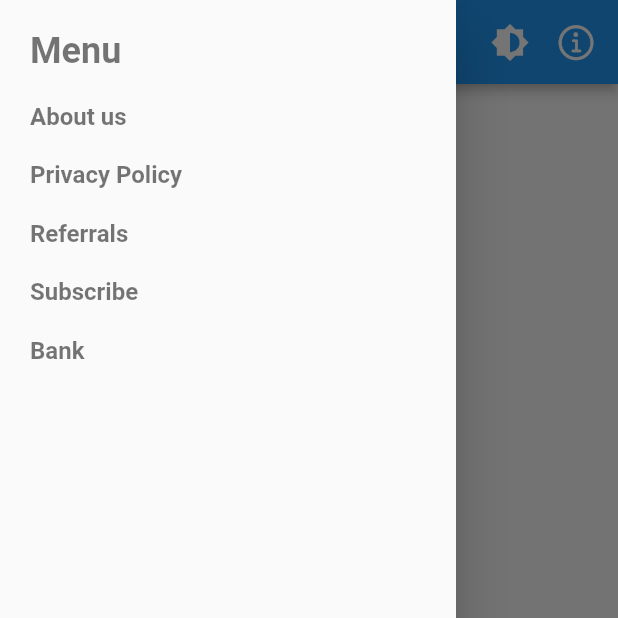
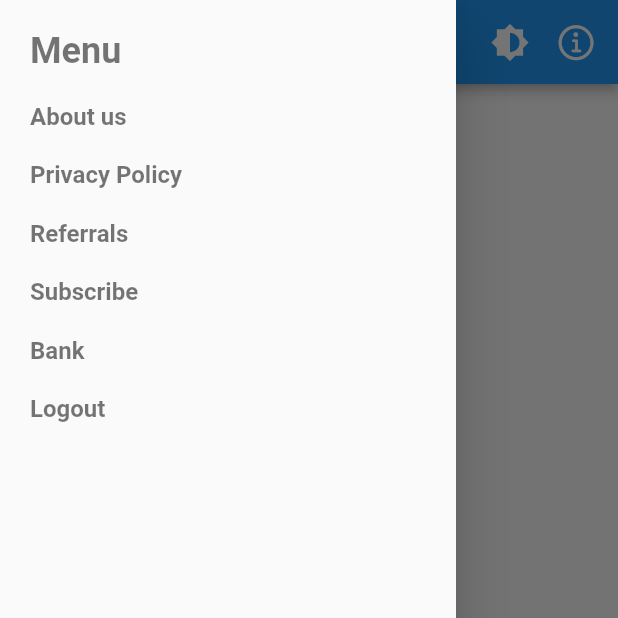
Before and after one commit to talkbiz/brandokonnect, a Flutter app: the HomeScreen screen opened directly, with the side drawer open, on a phone screen of 412 x 824 dp, the top half of it. Run offline on Flutter 3.47's test engine with Material 2 defaults, Android fonts, the phone set to English and light mode, and no system bars; our stand-ins replace app_links, csv, firebase_core, firebase_remote_config, flutter_svg, get and 4 more; accounts and stored records are empty.

Commit message:
#Added Logout button

```diff
--- a/lib/screens/InAppWebView.dart
+++ b/lib/screens/InAppWebView.dart
@@ -169,8 +169,7 @@ class _InAppWebViewState extends State<InAppWebView> {
             },
             onPageStarted: (String url) {
 
-
-
+              if (!mounted) return;
               setState(() {
 
               });
@@ -179,7 +178,7 @@ class _InAppWebViewState extends State<InAppWebView> {
             onPageFinished: (String url) {
 
               print('Page finished loading: $url');
-            }));;
+            }));
 
     _controller = controller;
     _controller.loadRequest(Uri.parse(widget.url));
--- a/lib/screens/home_screen.dart
+++ b/lib/screens/home_screen.dart
@@ -33,7 +33,8 @@ class HomeScreen extends StatelessWidget {
       appBar: AppBar(
         leading: GestureDetector(
             onTap: () => _scaffoldKey.currentState?.openDrawer(),
-            child: Icon(Icons.menu)),
+            child: Icon(Icons.menu)
+        ),
         title: Image.asset(
           'assets/images/logo.jpeg',
           fit: BoxFit.scaleDown,
--- a/lib/widgets/drawer.dart
+++ b/lib/widgets/drawer.dart
@@ -2,10 +2,12 @@ import 'package:flutter/material.dart';
 import 'package:flutter_svg/svg.dart';
 import 'package:get/get.dart';
 import 'package:get/get_core/src/get_main.dart';
+import 'package:vpn_basic_project/helpers/pref.dart';
 import 'package:vpn_basic_project/helpers/url_launcher.dart';
 import 'package:vpn_basic_project/main.dart';
 import 'package:vpn_basic_project/screens/InAppWebView.dart';
 import 'package:vpn_basic_project/screens/about_us.dart';
+import 'package:vpn_basic_project/screens/splash_screen.dart';
 
 import '../screens/connect.dart';
 
@@ -115,11 +117,29 @@ class HomeDrawer extends StatelessWidget {
                     Navigator.push(
                       context,
                       MaterialPageRoute(
-                        builder: (ctx) => InAppWebView(url: "https://brandokonnect.com/bank.php", name: 'Bank',),
+                        builder: (ctx) => InAppWebView(url: "https://brandokonnect.com/bank.php", name: 'Bank'),
                       ),
                     ),
                 child: Text(
                   "Bank",
+                  style: TextStyle(
+                      color: Theme.of(context).lightText,
+                      fontWeight: FontWeight.w700,
+                      fontSize: 16),
+                ),
+              ),
+              SizedBox(
+                height: 20,
+              ),
+              GestureDetector(
+                onTap: () {
+                  /// Setting [isLogin] to false
+                  Pref.isLogin = !Pref.isLogin;
+
+                  Get.offAll(SplashScreen());
+                },
+                child: Text(
+                  "Logout",
                   style: TextStyle(
                       color: Theme.of(context).lightText,
                       fontWeight: FontWeight.w700,
```
Also changed, not shown: 1 other file.
